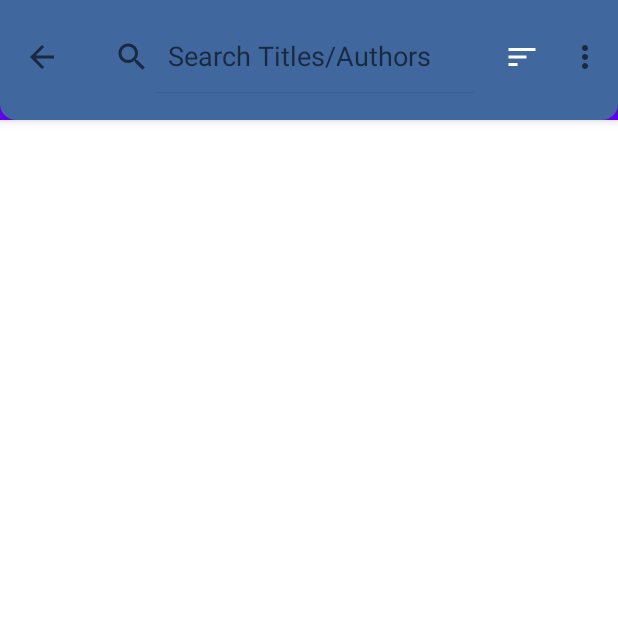
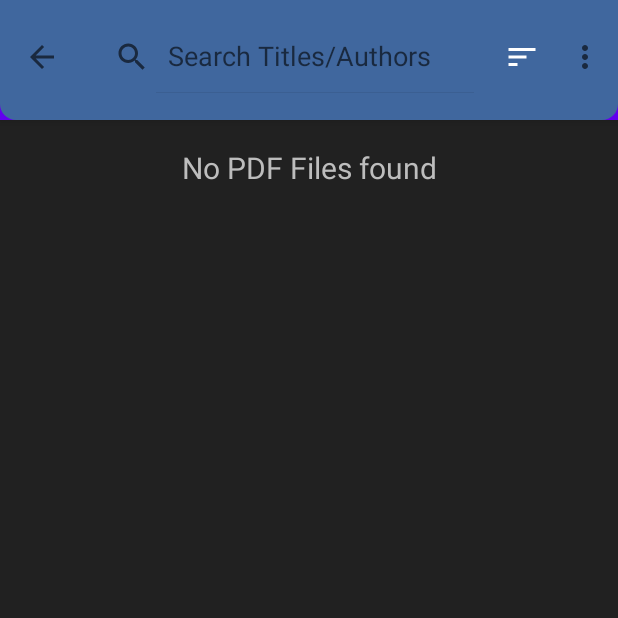
Before and after one commit to taut0logy/ReaderForU, an Android app: the BrowserActivity screen opened directly, with no data from a screen before it, after a tap on "search", on a phone screen of 412 x 824 dp, the top half of it. Run offline under Robolectric (Android 15) with nearby library versions, the phone set to English and light mode, and no system bars; libraries missing offline, so code that uses them is left out: com.itextpdf.kernel.

```diff
--- a/app/build.gradle.kts
+++ b/app/build.gradle.kts
@@ -35,12 +35,9 @@ dependencies {
 
     implementation("androidx.appcompat:appcompat:1.6.1")
     implementation("com.google.android.material:material:1.11.0")
-    implementation("com.android.volley:volley:1.2.1")
     //implementation("com.tom-roush:pdfbox-android:2.0.27.0")
     implementation("com.itextpdf:itext7-core:7.1.15")
     implementation("com.github.barteksc:android-pdf-viewer:3.2.0-beta.1")
-    implementation("com.airbnb.android:lottie:6.1.0")
-    implementation("de.hdodenhof:circleimageview:3.1.0")
     //implementation("com.github.bumptech.glide:glide:4.12.0")
     implementation("androidx.constraintlayout:constraintlayout:2.1.4")
     testImplementation("junit:junit:4.13.2")
--- a/app/src/main/java/com/taut0logy/readerforu/BrowserActivity.java
+++ b/app/src/main/java/com/taut0logy/readerforu/BrowserActivity.java
@@ -20,6 +20,7 @@ import android.view.MenuItem;
 import android.view.View;
 import android.widget.Button;
 import android.widget.CheckBox;
+import android.widget.ProgressBar;
 import android.widget.RadioGroup;
 import android.widget.TextView;
 
@@ -99,6 +100,10 @@ public class BrowserActivity extends AppCompatActivity {
                         builder2.setMessage(
                                 "This may take a while...\n" +
                                         "Please do not close the app...");
+                        ProgressBar progressBar = new ProgressBar(this);
+                        progressBar.setIndeterminate(true);
+                        progressBar.setPadding(0, 0, 0, 30);
+                        builder2.setView(progressBar);
                         builder2.setCancelable(false);
                         AlertDialog alertDialog2 = builder2.create();
                         alertDialog2.show();
@@ -143,7 +148,10 @@ public class BrowserActivity extends AppCompatActivity {
                 loadPDFFiles();
             }
             runOnUiThread(() -> {
-                statusText.setVisibility(TextView.GONE);
+                if(pdfFiles.isEmpty())
+                    statusText.setText(R.string.no_pdf_files_found);
+                else
+                    statusText.setVisibility(TextView.GONE);
                 pdfFileAdapter.notifyDataSetChanged();
             });
         }).start();
--- a/app/src/main/java/com/taut0logy/readerforu/PDFFileAdapter.java
+++ b/app/src/main/java/com/taut0logy/readerforu/PDFFileAdapter.java
@@ -127,12 +127,10 @@ public class PDFFileAdapter extends RecyclerView.Adapter<PDFFileAdapter.PDFFileV
                                 java.nio.file.StandardCopyOption.REPLACE_EXISTING);
                     } catch (IOException e) {
                         Log.e("PDFErr", "onBindViewHolder: ", e);
-                        e.printStackTrace();
                     }
                 }).start();
             } catch (Exception e) {
                 Log.e("PDFErr", "onBindViewHolder: " + e.getClass().getName(), e);
-                e.printStackTrace();
             }
             int position1 = BrowserActivity.getPdfFiles().indexOf(pdfFile);
             SharedPreferences sharedPreferences = context.getSharedPreferences("reader", Context.MODE_PRIVATE);
@@ -143,7 +141,7 @@ public class PDFFileAdapter extends RecyclerView.Adapter<PDFFileAdapter.PDFFileV
                 editor.putString(PDF_CACHE_KEY, jsonArray.toString());
                 editor.apply();
             } catch (Exception e) {
-                e.printStackTrace();
+                Log.e("PDFErr", "onBindViewHolder: ", e);
             }
             pdfFiles.set(position1, pdfFile);
             notifyItemChanged(position);
--- a/app/src/main/res/layout/activity_browser.xml
+++ b/app/src/main/res/layout/activity_browser.xml
@@ -4,6 +4,7 @@
     xmlns:tools="http://schemas.android.com/tools"
     android:layout_width="match_parent"
     android:layout_height="match_parent"
+    android:background="@color/material_dark"
     tools:context=".BrowserActivity">
 
     <com.google.android.material.appbar.AppBarLayout
@@ -24,11 +25,13 @@
         android:id="@+id/recyclerView_browser"
         android:layout_width="match_parent"
         android:layout_height="0dp"
+        android:background="@color/transparent"
         android:scrollbars="vertical"
-        android:scrollbarSize="5dp"
+        android:scrollbarSize="10dp"
         android:scrollbarStyle="outsideOverlay"
         android:nestedScrollingEnabled="true"
         app:layoutManager="androidx.recyclerview.widget.LinearLayoutManager"
+        android:paddingTop="5dp"
         app:layout_constraintBottom_toBottomOf="parent"
         app:layout_constraintEnd_toEndOf="parent"
         app:layout_constraintStart_toStartOf="parent"
@@ -37,6 +40,7 @@
         android:layout_width="match_parent"
         android:layout_height="64dp"
         android:text="@string/no_data_found"
+        android:textColor="@color/dark_grey"
         android:textSize="20sp"
         android:maxLines="2"
         android:gravity="center"
```
Also changed, not shown: app/src/main/java/com/taut0logy/readerforu/ReaderActivity.java (+87 -13 lines).
